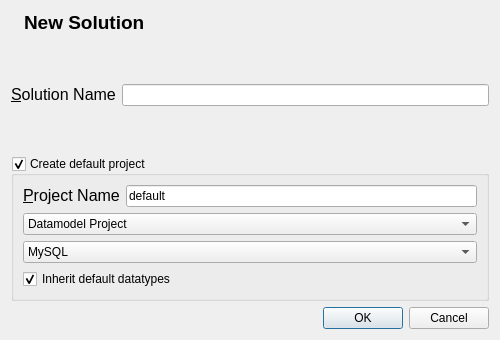
Above: newprojectdialog.ui from fritzone/ddm before the change. Below: the same form after it.
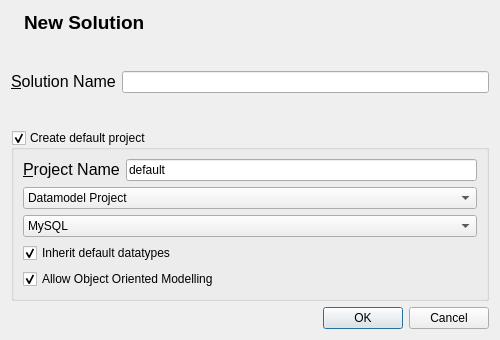
That is the form after the change. Icons and pictures are not drawn.

What changed in the file:
```diff
--- a/newprojectdialog.ui
+++ b/newprojectdialog.ui
@@ -200,6 +200,16 @@
         </property>
        </widget>
       </item>
+      <item>
+       <widget class="QCheckBox" name="chkAllowOOPModel">
+        <property name="text">
+         <string>Allow Object Oriented Modelling</string>
+        </property>
+        <property name="checked">
+         <bool>true</bool>
+        </property>
+       </widget>
+      </item>
      </layout>
     </widget>
    </item>
```
